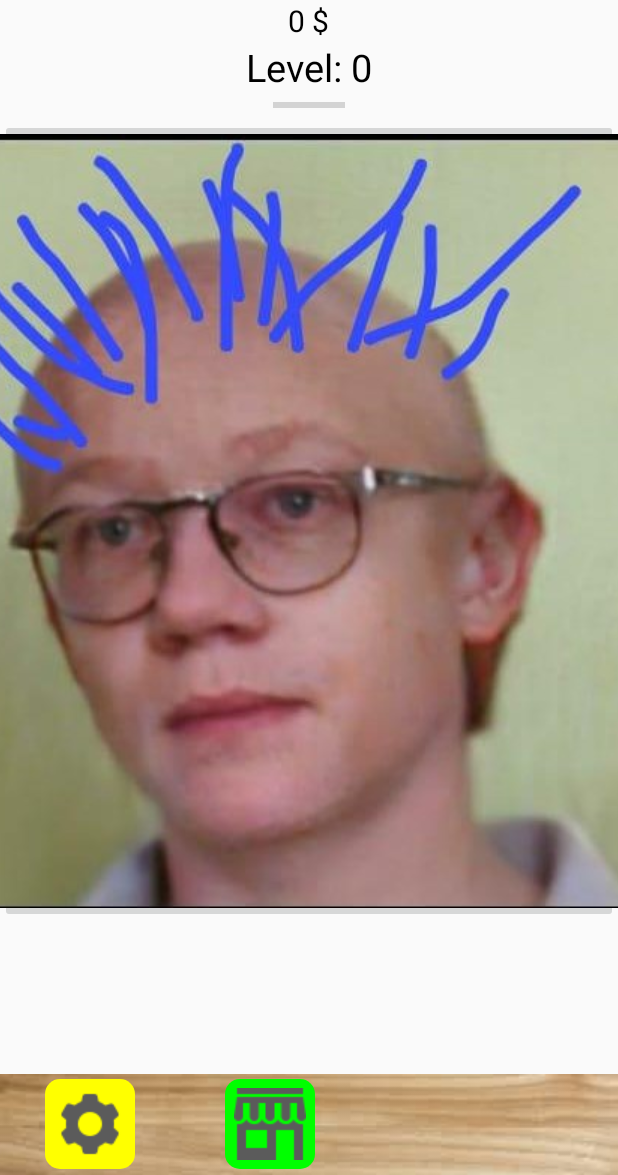
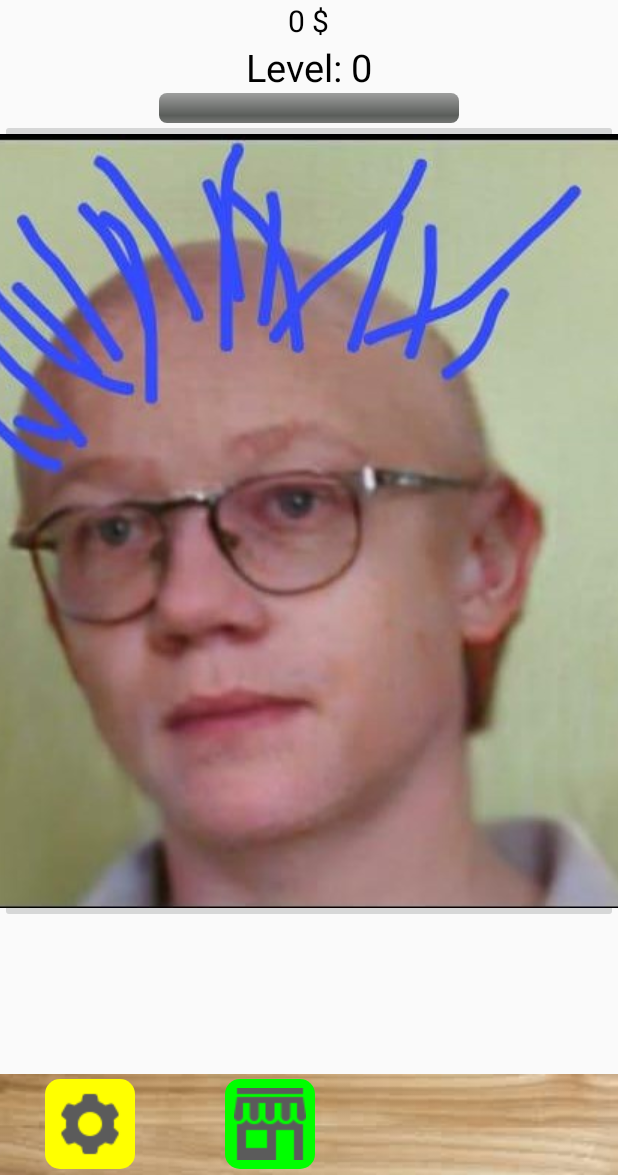
Before and after one commit to LeftTry/ProhorClicker, an Android app: the layout activity_main.xml on its own in the app's theme, with its tools: preview values and no code run, on a phone screen of 412 x 824 dp, the part 61-1236 px from its top. Run offline under Robolectric (Android 15) with nearby library versions, the phone set to English and light mode, and no system bars; network calls fail.

Commit message:
v1.0.0beta

```diff
--- a/app/src/main/res/layout/activity_main.xml
+++ b/app/src/main/res/layout/activity_main.xml
@@ -37,14 +37,14 @@
             android:layout_gravity="center_horizontal"/>
         <ProgressBar
             android:id="@+id/exp"
-            android:layout_width="wrap_content"
-            android:layout_height="wrap_content"
+            android:layout_width="200dp"
+            android:layout_height="20dp"
             android:layout_gravity="center_horizontal"
             android:indeterminate="false"
             android:tooltipText="Experience"
             android:indeterminateTint="@color/colorGreen"
             android:indeterminateTintMode="src_in"
-            style="?android:attr/progressBarStyleHorizontal"/>
+            style="@android:style/Widget.ProgressBar.Horizontal"/>
     </LinearLayout>
     <TextView
         android:layout_width="wrap_content"
--- a/app/src/main/res/values/styles.xml
+++ b/app/src/main/res/values/styles.xml
@@ -14,4 +14,9 @@
         <item name="android:background">@color/colorNight</item>
         <item name="android:orientation">vertical</item>
     </style>
+    <style name="CustomProgressBarHorizontal" parent="android:Widget.ProgressBar.Horizontal">
+        <item name="android:progressDrawable">?android:attr/progressBarStyleLarge</item>
+        <item name="android:minHeight">10dip</item>
+        <item name="android:maxHeight">20dip</item>
+    </style>
 </resources>
```
